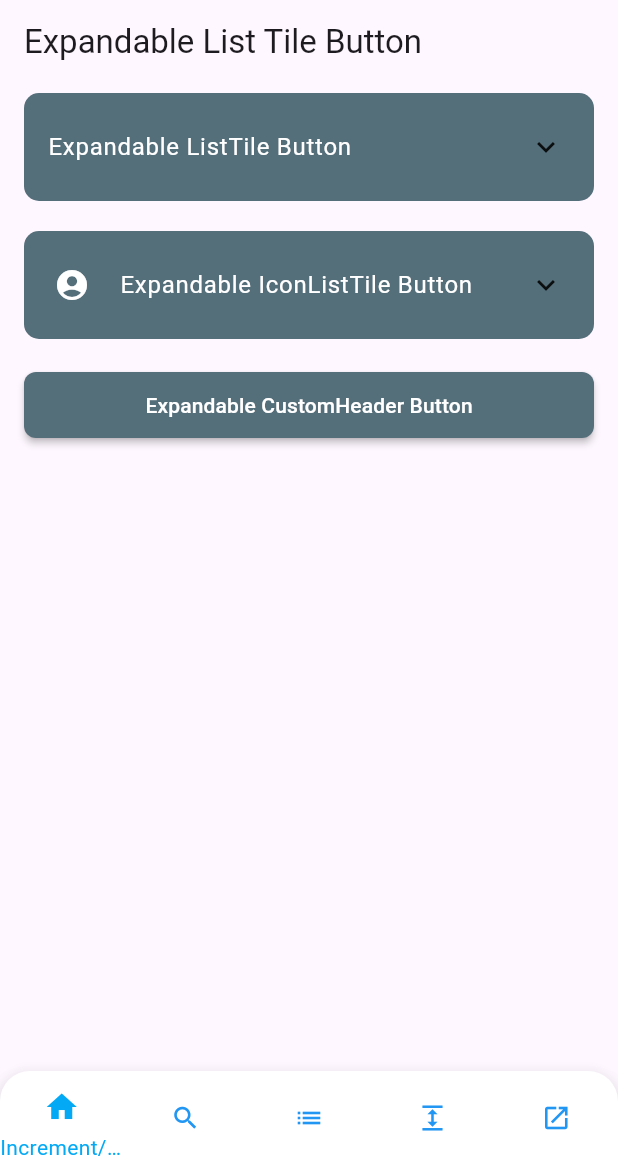
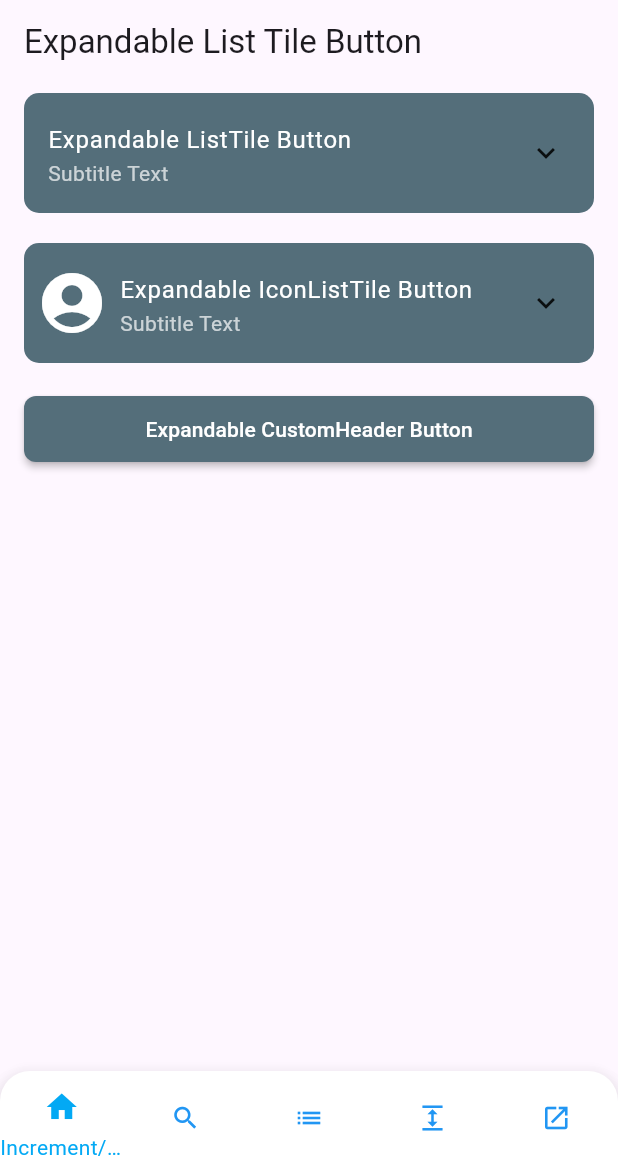
Before and after one commit to FrenkyDema/risto_widgets, a Flutter app: the screen it shows after launch, swiped to page 4, on a phone screen of 412 x 824 dp, the part 63-1236 px from its top. Run offline on Flutter 3.47's test engine with Material 3 defaults, Android fonts, the phone set to English and light mode, and no system bars.

```diff
--- a/example/lib/pages/expandable_page.dart
+++ b/example/lib/pages/expandable_page.dart
@@ -23,9 +23,13 @@ class ExpandablePage extends StatelessWidget {
             padding: const EdgeInsets.all(16.0),
             child: const Text('Expanded content goes here'),
           ),
-          buttonBody: const Text(
+          title: const Text(
             'Expandable ListTile Button',
             style: TextStyle(color: Colors.white),
+          ),
+          subtitle: const Text(
+            'Subtitle Text',
+            style: TextStyle(color: Colors.white70),
           ),
         ),
         const SizedBox(height: 20),
@@ -39,12 +43,17 @@ class ExpandablePage extends StatelessWidget {
             padding: const EdgeInsets.all(16.0),
             child: const Text('Expanded content goes here'),
           ),
-          buttonBody: const Text(
+          title: const Text(
             'Expandable IconListTile Button',
             style: TextStyle(color: Colors.white),
           ),
+          subtitle: const Text(
+            'Subtitle Text',
+            style: TextStyle(color: Colors.white70),
+          ),
           icon: Icons.account_circle,
           iconColor: Colors.white,
+          sizeFactor: 2,
         ),
         const SizedBox(height: 20),
 
--- a/lib/widgets/buttons/expandable_list_tile_button.dart
+++ b/lib/widgets/buttons/expandable_list_tile_button.dart
@@ -4,7 +4,8 @@ import 'list_tile_button.dart';
 
 class ExpandableListTileButton extends StatefulWidget {
   final Widget expanded;
-  final Widget? buttonBody;
+  final Widget? title;
+  final Widget? subtitle;
   final Color? backgroundColor;
   final Color? expandedColor;
   final Color? iconColor;
@@ -18,7 +19,8 @@ class ExpandableListTileButton extends StatefulWidget {
   const ExpandableListTileButton({
     super.key,
     required this.expanded,
-    this.buttonBody,
+    this.title,
+    this.subtitle,
     this.backgroundColor,
     this.expandedColor,
     this.iconColor,
@@ -32,7 +34,8 @@ class ExpandableListTileButton extends StatefulWidget {
 
   factory ExpandableListTileButton.listTile({
     required Widget expanded,
-    Widget? buttonBody,
+    required Widget title,
+    Widget? subtitle,
     Color? backgroundColor,
     Color? expandedColor,
     Color? trailingIconColor,
@@ -42,7 +45,8 @@ class ExpandableListTileButton extends StatefulWidget {
   }) {
     return ExpandableListTileButton(
       expanded: expanded,
-      buttonBody: buttonBody,
+      title: title,
+      subtitle: subtitle,
       backgroundColor: backgroundColor,
       expandedColor: expandedColor,
       trailingIconColor: trailingIconColor,
@@ -52,7 +56,8 @@ class ExpandableListTileButton extends StatefulWidget {
       customHeader: (toggleExpansion, isExpanded) => ListTileButton(
         onPressed: () => toggleExpansion.call(),
         leading: leading,
-        body: buttonBody,
+        body: title,
+        subtitle: subtitle,
         trailing: Icon(
           isExpanded ? Icons.expand_less : Icons.expand_more,
           color: trailingIconColor,
@@ -65,17 +70,20 @@ class ExpandableListTileButton extends StatefulWidget {
   factory ExpandableListTileButton.iconListTile({
     required Widget expanded,
     required IconData icon,
-    Widget? buttonBody,
+    required Widget title,
+    Widget? subtitle,
     Color? backgroundColor,
     Color? expandedColor,
     Color? iconColor,
     Color? trailingIconColor,
     Color? borderColor,
     double elevation = 4.0,
+    double sizeFactor = 1.0,
   }) {
     return ExpandableListTileButton(
       expanded: expanded,
-      buttonBody: buttonBody,
+      title: title,
+      subtitle: subtitle,
       backgroundColor: backgroundColor,
       expandedColor: expandedColor,
       icon: icon,
@@ -85,7 +93,8 @@ class ExpandableListTileButton extends StatefulWidget {
       elevation: elevation,
       customHeader: (toggleExpansion, isExpanded) => IconListTileButton(
         icon: icon,
-        title: buttonBody!,
+        title: title,
+        subtitle: subtitle,
         trailing: Icon(
           isExpanded ? Icons.expand_less : Icons.expand_more,
           color: trailingIconColor,
@@ -93,6 +102,7 @@ class ExpandableListTileButton extends StatefulWidget {
         onPressed: () => toggleExpansion.call(),
         backgroundColor: backgroundColor,
         iconColor: iconColor,
+        sizeFactor: sizeFactor,
       ),
     );
   }
@@ -246,7 +256,8 @@ class _ExpandableListTileButtonState extends State<ExpandableListTileButton>
         ? IconListTileButton(
             icon: widget.icon!,
             iconColor: widget.iconColor ?? theme.iconTheme.color,
-            title: widget.buttonBody!,
+            title: widget.title!,
+            subtitle: widget.subtitle,
             onPressed: _toggleExpansion,
             trailing: Icon(
               _isExpanded ? Icons.expand_less : Icons.expand_more,
@@ -257,7 +268,8 @@ class _ExpandableListTileButtonState extends State<ExpandableListTileButton>
         : ListTileButton(
             onPressed: _toggleExpansion,
             leading: widget.leading,
-            body: widget.buttonBody,
+            body: widget.title,
+            subtitle: widget.subtitle,
             trailing: Icon(
               _isExpanded ? Icons.expand_less : Icons.expand_more,
               color: widget.trailingIconColor ?? theme.iconTheme.color,
```
Also changed, not shown: 1 other file.
